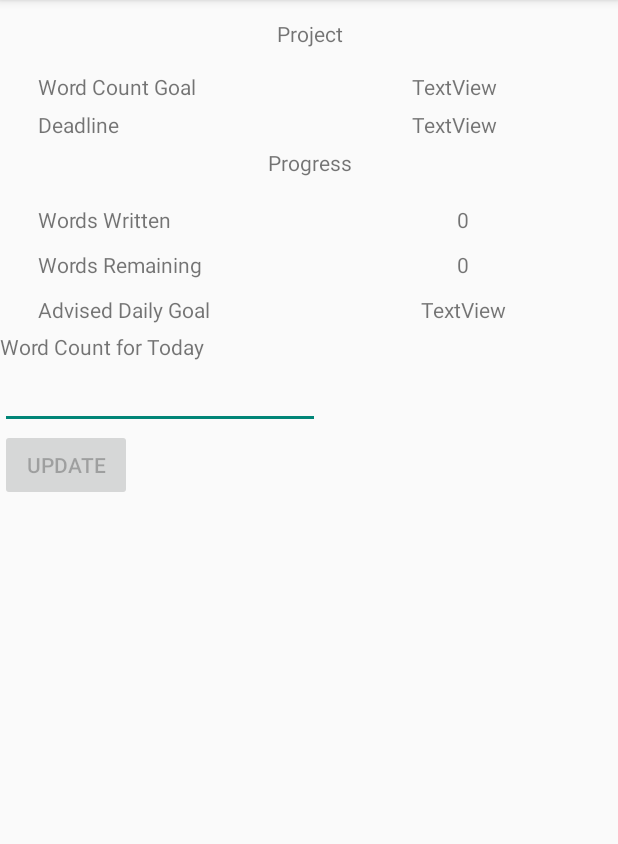
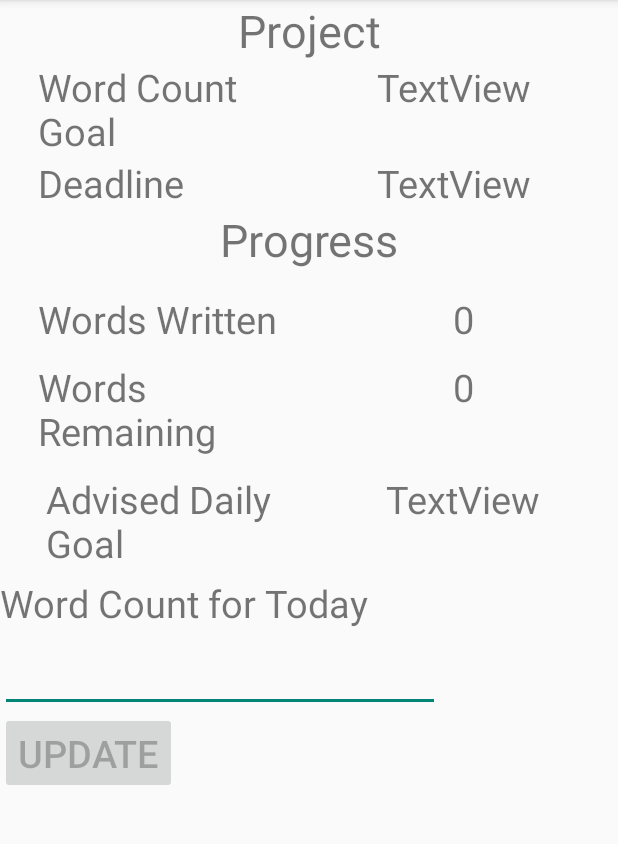
Before and after one commit to kpescobar/AuthorMateFinal, an Android app: the fragment ProjectFragment shown on its own in the app's theme, on a phone screen of 412 x 824 dp, the part 84-928 px from its top. Run offline under Robolectric (Android 15) with nearby library versions, the phone set to English and light mode, and no system bars; 18 statements that could not run were skipped.

Commit message:
Changed font size for readability.

```diff
--- a/app/src/main/res/layout/activity_navigation.xml
+++ b/app/src/main/res/layout/activity_navigation.xml
@@ -30,6 +30,8 @@
         android:id="@+id/home_link"
         android:layout_width="match_parent"
         android:layout_height="wrap_content"
+        android:gravity="center"
+        android:textSize="45dp"
         android:text="Home" />
       <ListView
         android:id="@+id/left_drawer_list"
--- a/app/src/main/res/layout/drawer_list_item.xml
+++ b/app/src/main/res/layout/drawer_list_item.xml
@@ -8,6 +8,9 @@
   android:paddingLeft="16dp"
   android:paddingRight="16dp"
   android:textColor="#020466"
+  android:textSize="45dp"
+  android:paddingTop="15dp"
+  android:paddingBottom="15dp"
   android:background="?android:attr/activatedBackgroundIndicator"
   android:minHeight="?android:attr/listPreferredItemHeightSmall"
   xmlns:android="http://schemas.android.com/apk/res/android" />
--- a/app/src/main/res/layout/fragment_newproject.xml
+++ b/app/src/main/res/layout/fragment_newproject.xml
@@ -15,6 +15,7 @@
     android:text="Title:"
     tools:layout_constraintRight_creator="1"
     tools:layout_constraintBottom_creator="1"
+    android:textSize="25dp"
     app:layout_constraintBottom_toTopOf="@+id/wordCountText"
     app:layout_constraintRight_toRightOf="@+id/wordCountText"
     android:layout_marginBottom="23dp" />
@@ -28,6 +29,7 @@
     app:layout_constraintBottom_toBottomOf="parent"
     tools:layout_constraintLeft_creator="1"
     android:layout_marginBottom="220dp"
+    android:textSize="25dp"
     app:layout_constraintLeft_toLeftOf="parent"
     android:layout_marginLeft="63dp" />
   <TextView
@@ -39,6 +41,7 @@
     tools:layout_constraintRight_creator="1"
     app:layout_constraintRight_toRightOf="@+id/wordCountText"
     android:layout_marginTop="36dp"
+    android:textSize="25dp"
     app:layout_constraintTop_toBottomOf="@+id/wordCountText" />
   <EditText
     android:id="@+id/editTitle"
@@ -83,6 +86,7 @@
     tools:layout_constraintTop_creator="1"
     android:layout_marginStart="2dp"
     android:layout_marginTop="30dp"
+    android:textSize="25dp"
     app:layout_constraintTop_toBottomOf="@+id/editDeadline"
     tools:layout_constraintLeft_creator="1"
     app:layout_constraintLeft_toLeftOf="@+id/editDeadline"
--- a/app/src/main/res/layout/fragment_project.xml
+++ b/app/src/main/res/layout/fragment_project.xml
@@ -7,7 +7,8 @@
   <TextView
     android:id="@+id/projectText"
     android:layout_width="match_parent"
-    android:layout_height="45dp"
+    android:layout_height="wrap_content"
+    android:textSize="30dp"
     android:gravity="center"
     android:text="@string/project" />
   <LinearLayout
@@ -17,15 +18,17 @@
     <TextView
       android:id="@+id/wordCountText"
       android:layout_width="168dp"
-      android:layout_height="25dp"
+      android:layout_height="wrap_content"
+      android:textSize="25dp"
       android:layout_marginStart="25dp"
       android:gravity="start"
       android:text="@string/word_count_goal" />
     <TextView
       android:id="@+id/wordCountTextView"
       android:layout_width="match_parent"
-      android:layout_height="25dp"
+      android:layout_height="wrap_content"
       android:gravity="center"
+      android:textSize="25dp"
       android:text="TextView" />
   </LinearLayout>
   <LinearLayout
@@ -35,23 +38,26 @@
     <TextView
       android:id="@+id/deadlineText"
       android:layout_width="168dp"
-      android:layout_height="25dp"
+      android:layout_height="wrap_content"
       android:layout_marginStart="25dp"
       android:gravity="start"
+      android:textSize="25dp"
       android:text="@string/deadline" />
     <TextView
       android:id="@+id/deadlineTextView"
       android:layout_width="match_parent"
-      android:layout_height="25dp"
+      android:layout_height="wrap_content"
+      android:textSize="25dp"
       android:gravity="center"
       android:text="TextView" />
   </LinearLayout>
   <TextView
     android:id="@+id/progressText"
     android:layout_width="match_parent"
-    android:layout_height="35dp"
+    android:layout_height="wrap_content"
     android:paddingBottom="10dp"
     android:layout_marginStart="0dp"
+    android:textSize="30dp"
     android:gravity="center"
     android:text="@string/progress" />
   <LinearLayout
@@ -61,20 +67,22 @@
     <TextView
       android:id="@+id/wordsWritten"
       android:layout_width="match_parent"
-      android:layout_height="30dp"
+      android:layout_height="wrap_content"
       android:layout_weight="1"
       android:layout_marginStart="25dp"
       android:paddingTop="5dp"
       android:paddingBottom="5dp"
+      android:textSize="25dp"
       android:text="@string/words_written" />
     <TextView
       android:id="@+id/wordsWrittenText"
       android:layout_width="match_parent"
-      android:layout_height="30dp"
+      android:layout_height="wrap_content"
       android:layout_weight="1"
       android:paddingTop="5dp"
       android:paddingBottom="5dp"
       android:gravity="center"
+      android:textSize="25dp"
       android:text="TextView" />
   </LinearLayout>
   <LinearLayout
@@ -84,19 +92,21 @@
     <TextView
       android:id="@+id/wordsRemaining"
       android:layout_width="match_parent"
-      android:layout_height="30dp"
+      android:layout_height="wrap_content"
       android:layout_weight="1"
       android:layout_marginStart="25dp"
+      android:textSize="25dp"
       android:paddingTop="5dp"
       android:paddingBottom="5dp"
       android:text="@string/words_remaining" />
     <TextView
       android:id="@+id/wordsRemainingText"
       android:layout_width="match_parent"
-      android:layout_height="30dp"
+      android:layout_height="wrap_content"
       android:layout_weight="1"
       android:paddingTop="5dp"
       android:paddingBottom="5dp"
+      android:textSize="25dp"
       android:gravity="center"
       android:text="TextView" />
   </LinearLayout>
@@ -107,20 +117,23 @@
     <TextView
       android:id="@+id/advisedDailyGoal"
       android:layout_width="match_parent"
-      android:layout_height="30dp"
+      android:layout_height="wrap_content"
       android:layout_weight="1"
       android:layout_marginStart="25dp"
       android:paddingTop="5dp"
       android:paddingBottom="5dp"
+      android:textSize="25dp"
+      android:padding="5dp"
       android:text="@string/advised_daily_goal" />
     <TextView
       android:id="@+id/advisedDailyText"
       android:layout_width="match_parent"
-      android:layout_height="30dp"
+      android:layout_height="wrap_content"
       android:layout_weight="1"
       android:paddingTop="5dp"
       android:paddingBottom="5dp"
       android:gravity="center"
+      android:textSize="25dp"
       android:text="TextView" />
 
   </LinearLayout>
@@ -167,18 +180,21 @@
           android:id="@+id/textView5"
           android:layout_width="match_parent"
           android:layout_height="wrap_content"
+          android:textSize="25dp"
           android:text="Word Count for Today" />
         <EditText
           android:id="@+id/editTextUpdate"
           android:layout_width="wrap_content"
           android:layout_height="wrap_content"
           android:ems="10"
+          android:textSize="25dp"
           android:inputType="number" />
         <Button
           android:id="@+id/updateButton"
           android:layout_width="wrap_content"
           android:layout_height="wrap_content"
           android:enabled="false"
+          android:textSize="25dp"
           android:text="Update" />
       </RadioGroup>
     </LinearLayout>
--- a/app/src/main/res/values/strings.xml
+++ b/app/src/main/res/values/strings.xml
@@ -19,7 +19,7 @@
   <string name="progress">Progress</string>
   <string name="words_remaining">Words Remaining</string>
   <string name="words_written">Words Written</string>
-  <string name="create_new_project">Create New Project</string>
+  <string name="create_new_project">Create New</string>
   <string name="notifications">Notifications</string>
   <string name="off">Off</string>
   <string name="on">On</string>
```
Also changed, not shown: app/src/main/java/edu/cnm/bootcamp/kelly/authormatefinal/fragments/ProjectFragment.java (+24 -24 lines), app/src/main/res/layout/fragment_home.xml (+11 -6 lines), app/src/main/res/layout/fragment_howtouse.xml (+7 -5 lines).
